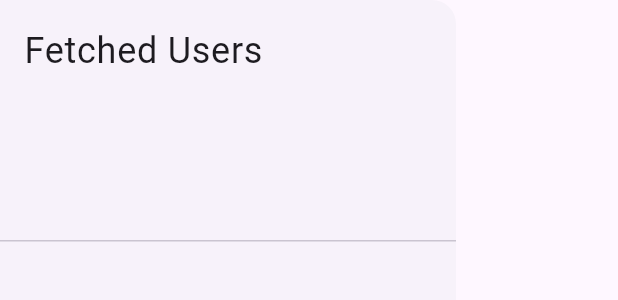
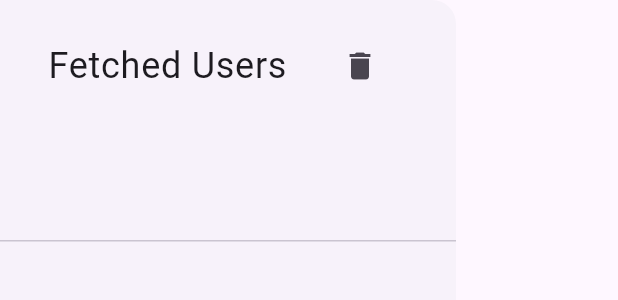
Before and after one commit to straightchlorine/github_activity, a Flutter app: the FetchedUsersDrawer widget shown alone on an empty page, opened directly, on a phone screen of 412 x 824 dp. Shown: the top 300 px of the screen. Run offline on Flutter 3.47's test engine with Material 3 defaults, Android fonts, the phone set to English and light mode, and no system bars; our stand-ins replace hive, hive_flutter, shared_preferences; accounts and stored records are empty.

Commit message:
drawer: added button to clear all the data stored by the application

```diff
--- a/lib/main.dart
+++ b/lib/main.dart
@@ -253,12 +253,16 @@ class _FetchedUsersDrawerState extends State<FetchedUsersDrawer> {
         children: <Widget>[
           DrawerHeader(
             decoration: const BoxDecoration(),
-            child: Text(
-              'Fetched Users',
-              style: TextStyle(
-                fontSize: 24,
+            child: ListTile (
+              title: Text('Fetched Users', style: TextStyle(fontSize: 24)),
+              trailing: IconButton(
+                icon: Icon(Icons.delete),
+                onPressed: () {
+                  appState.clearFetched();
+                  Navigator.pop(context);
+                },
               ),
-            ),
+            )
           ),
           for (var item in appState.fetched.reversed.toList())
             ListTile(
```
